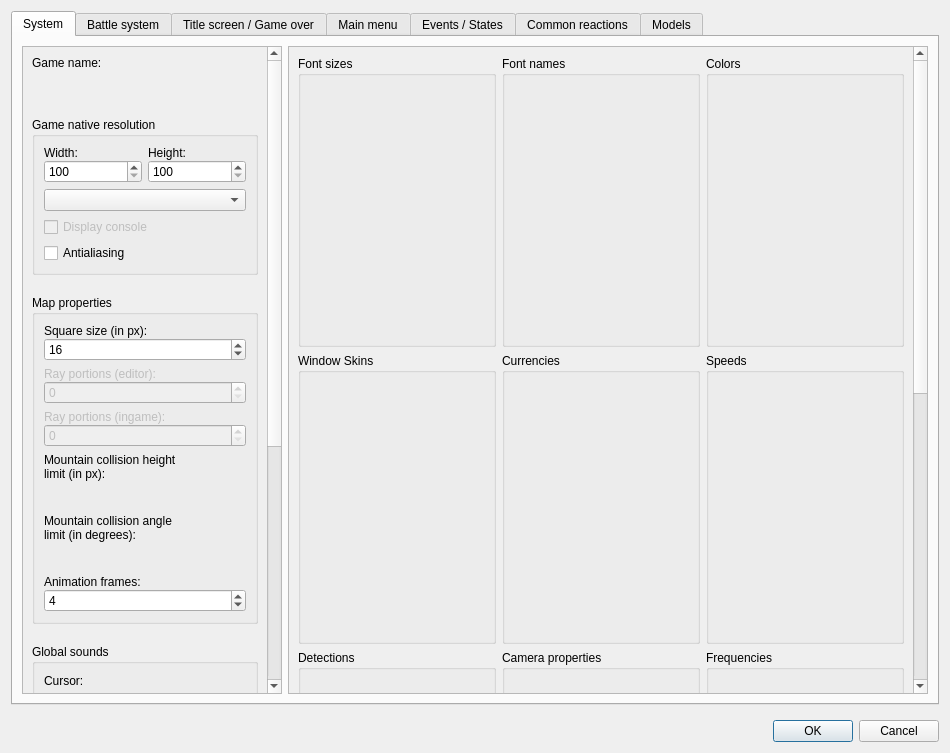
This is Editor/Dialogs/dialogsystems.ui in RPG-Paper-Maker/RPG-Paper-Maker as Qt 5 draws it before an edit. The edited form follows.
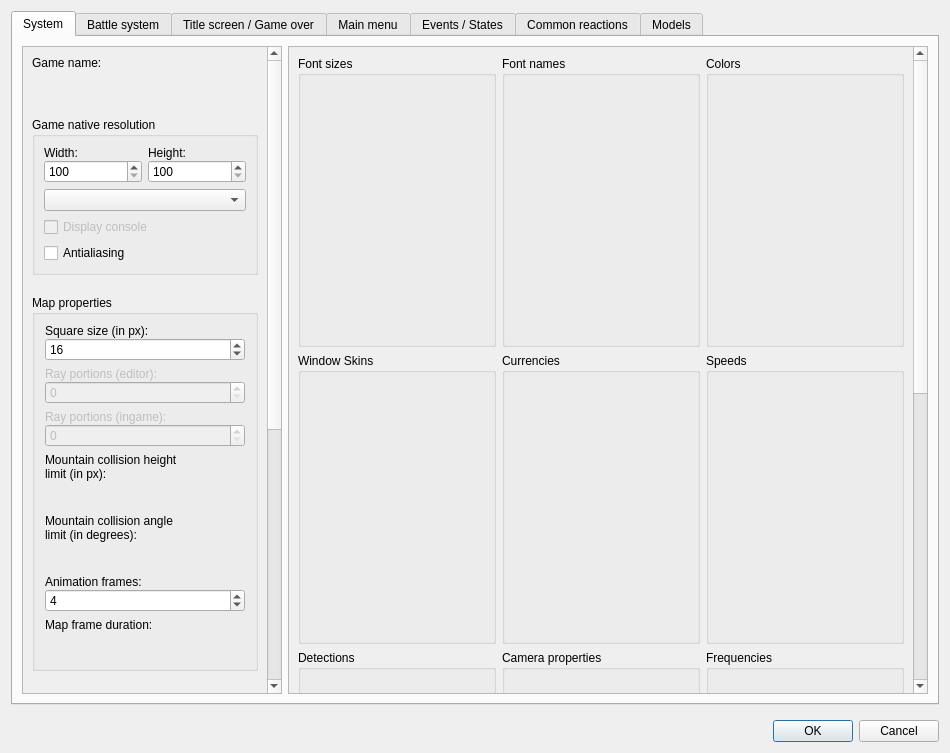
This is the edited form. Custom widgets are drawn as their Qt base class.

Commit message: Frame duration for objects moving in system manager

The edit to the form file:
```diff
--- a/Editor/Dialogs/dialogsystems.ui
+++ b/Editor/Dialogs/dialogsystems.ui
@@ -64,9 +64,9 @@
               <property name="geometry">
                <rect>
                 <x>0</x>
-                <y>0</y>
+                <y>-360</y>
                 <width>252</width>
-                <height>1178</height>
+                <height>1230</height>
                </rect>
               </property>
               <layout class="QGridLayout" name="gridLayout_13">
@@ -412,6 +412,39 @@
                         </item>
                        </layout>
                       </item>
+                      <item>
+                       <layout class="QVBoxLayout" name="verticalLayout_29" stretch="0,0">
+                        <property name="spacing">
+                         <number>0</number>
+                        </property>
+                        <item>
+                         <widget class="QLabel" name="labelMapFrameDuration">
+                          <property name="enabled">
+                           <bool>true</bool>
+                          </property>
+                          <property name="text">
+                           <string>Map frame duration:</string>
+                          </property>
+                         </widget>
+                        </item>
+                        <item>
+                         <widget class="PanelPrimitiveValue" name="panelPrimitiveMapFrameDuration" native="true">
+                          <property name="minimumSize">
+                           <size>
+                            <width>200</width>
+                            <height>27</height>
+                           </size>
+                          </property>
+                          <property name="maximumSize">
+                           <size>
+                            <width>200</width>
+                            <height>16777215</height>
+                           </size>
+                          </property>
+                         </widget>
+                        </item>
+                       </layout>
+                      </item>
                      </layout>
                     </item>
                    </layout>
```
Left out of the diff: 2 changed lines with no effect on the pictures. The commit also changes 10 other files.
